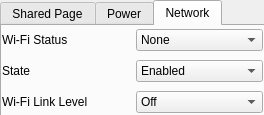
grimtnt/citra, file src/citra_qt/control_panel.ui: the form before one commit.
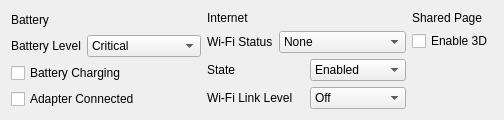
The form after the commit. The open tabs and pages were chosen to show the change.

Commit message: Misc UI fixes - Control Panel: fix dark theme bug - Swkbd: fix resize bug

```diff
--- a/src/citra_qt/control_panel.ui
+++ b/src/citra_qt/control_panel.ui
@@ -6,65 +6,25 @@
    <rect>
     <x>0</x>
     <y>0</y>
-    <width>264</width>
-    <height>115</height>
+    <width>457</width>
+    <height>117</height>
    </rect>
   </property>
   <property name="windowTitle">
    <string>Form</string>
   </property>
-  <widget class="QTabWidget" name="tabs">
-   <property name="geometry">
-    <rect>
-     <x>0</x>
-     <y>0</y>
-     <width>267</width>
-     <height>117</height>
-    </rect>
-   </property>
-   <property name="currentIndex">
-    <number>0</number>
-   </property>
-   <widget class="QWidget" name="tabSharedPage">
-    <attribute name="title">
-     <string>Shared Page</string>
-    </attribute>
-    <widget class="QWidget" name="verticalLayoutWidget_3">
-     <property name="geometry">
-      <rect>
-       <x>0</x>
-       <y>0</y>
-       <width>261</width>
-       <height>91</height>
-      </rect>
-     </property>
-     <layout class="QVBoxLayout" name="layoutSharedPage">
+  <layout class="QGridLayout" name="gridLayout">
+   <item row="0" column="0">
+    <layout class="QVBoxLayout" name="verticalLayout">
       <item>
-       <widget class="QCheckBox" name="shared_page_enable_3d">
+      <widget class="QLabel" name="label">
         <property name="text">
-         <string>Enable 3D</string>
+        <string>Battery</string>
         </property>
        </widget>
       </item>
-     </layout>
-    </widget>
-   </widget>
-   <widget class="QWidget" name="tabPower">
-    <attribute name="title">
-     <string>Power</string>
-    </attribute>
-    <widget class="QWidget" name="verticalLayoutWidget">
-     <property name="geometry">
-      <rect>
-       <x>0</x>
-       <y>0</y>
-       <width>261</width>
-       <height>91</height>
-      </rect>
-     </property>
-     <layout class="QVBoxLayout" name="layoutPower">
       <item>
-       <layout class="QHBoxLayout" name="layoutPowerBatteryLevel">
+      <layout class="QHBoxLayout" name="horizontalLayout">
         <item>
          <widget class="QLabel" name="label_power_battery_level">
           <property name="text">
@@ -104,6 +64,8 @@
        </layout>
       </item>
       <item>
+      <layout class="QVBoxLayout" name="verticalLayout_2">
+       <item>
        <widget class="QCheckBox" name="power_battery_charging">
         <property name="text">
          <string>Battery Charging</string>
@@ -118,24 +80,55 @@
        </widget>
       </item>
      </layout>
-    </widget>
-   </widget>
-   <widget class="QWidget" name="tabNetwork">
-    <attribute name="title">
-     <string>Network</string>
-    </attribute>
-    <widget class="QWidget" name="verticalLayoutWidget_2">
-     <property name="geometry">
-      <rect>
-       <x>0</x>
-       <y>0</y>
-       <width>261</width>
-       <height>91</height>
-      </rect>
-     </property>
-     <layout class="QVBoxLayout" name="layoutNetwork">
+     </item>
+    </layout>
+   </item>
+   <item row="0" column="4">
+    <layout class="QVBoxLayout" name="verticalLayout_4">
+     <item>
+      <widget class="QLabel" name="label_3">
+       <property name="text">
+        <string>Shared Page</string>
+       </property>
+      </widget>
+     </item>
+     <item>
+      <layout class="QVBoxLayout" name="verticalLayout_5">
+       <item>
+        <widget class="QCheckBox" name="shared_page_enable_3d">
+         <property name="text">
+          <string>Enable 3D</string>
+         </property>
+        </widget>
+       </item>
+       <item>
+        <spacer name="verticalSpacer">
+         <property name="orientation">
+          <enum>Qt::Vertical</enum>
+         </property>
+         <property name="sizeHint" stdset="0">
+          <size>
+           <width>20</width>
+           <height>40</height>
+          </size>
+         </property>
+        </spacer>
+       </item>
+      </layout>
+     </item>
+    </layout>
+   </item>
+   <item row="0" column="2">
+    <layout class="QVBoxLayout" name="verticalLayout_3">
       <item>
-       <layout class="QHBoxLayout" name="layoutWifiStatus">
+      <widget class="QLabel" name="label_2">
+       <property name="text">
+        <string>Internet</string>
+       </property>
+      </widget>
+     </item>
+     <item>
+      <layout class="QHBoxLayout" name="horizontalLayout_2">
         <item>
          <widget class="QLabel" name="label_network_wifi_status">
           <property name="text">
@@ -165,7 +158,7 @@
        </layout>
       </item>
       <item>
-       <layout class="QHBoxLayout" name="layoutNetworkState">
+      <layout class="QHBoxLayout" name="horizontalLayout_3">
         <item>
          <widget class="QLabel" name="label_network_state">
           <property name="text">
@@ -200,7 +193,7 @@
        </layout>
       </item>
       <item>
-       <layout class="QHBoxLayout" name="layoutWifiLinkLevel">
+      <layout class="QHBoxLayout" name="horizontalLayout_4">
         <item>
          <widget class="QLabel" name="label_network_link_level">
           <property name="text">
@@ -235,9 +228,34 @@
        </layout>
       </item>
      </layout>
-    </widget>
-   </widget>
-  </widget>
+   </item>
+   <item row="0" column="1">
+    <spacer name="horizontalSpacer">
+     <property name="orientation">
+      <enum>Qt::Horizontal</enum>
+     </property>
+     <property name="sizeHint" stdset="0">
+      <size>
+       <width>40</width>
+       <height>20</height>
+      </size>
+     </property>
+    </spacer>
+   </item>
+   <item row="0" column="3">
+    <spacer name="horizontalSpacer_2">
+     <property name="orientation">
+      <enum>Qt::Horizontal</enum>
+     </property>
+     <property name="sizeHint" stdset="0">
+      <size>
+       <width>40</width>
+       <height>20</height>
+      </size>
+     </property>
+    </spacer>
+   </item>
+  </layout>
  </widget>
  <resources/>
  <connections/>
```
Lines whose indentation alone changed are shown as unchanged. The commit also changes 1 other file.
